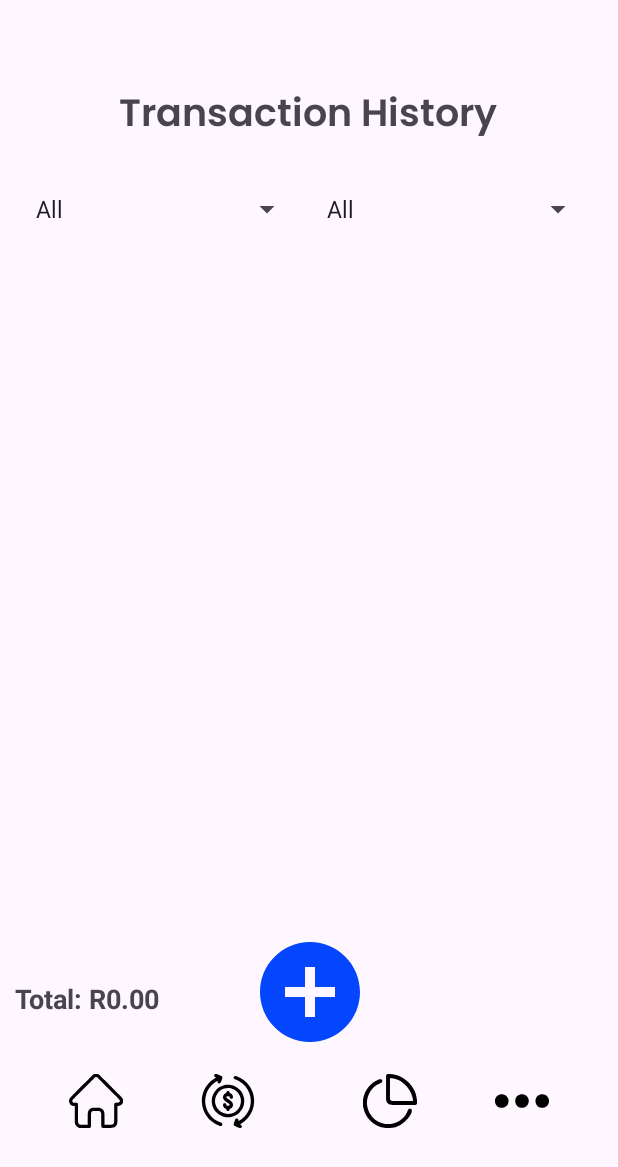
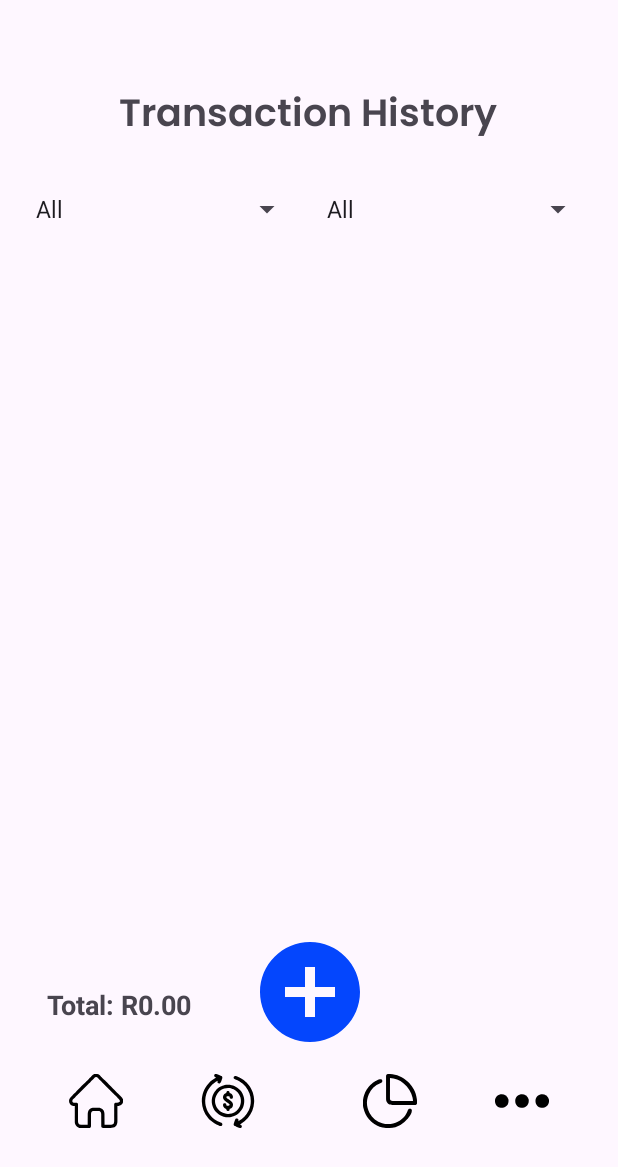
Before and after one commit to KgaladiTumisoSekgoka/VaultWise-Part3, an Android app: the Transactions screen opened directly, with no data from a screen before it, on a phone screen of 412 x 824 dp. Shown: the top 1167 px of the screen. Run offline under Robolectric (Android 15) with nearby library versions, the phone set to English and light mode, and no system bars; our stand-ins replace Room's generated code.

Commit message:
Refactor: Add total expenses by category to the chart view
- Added a new query to `ExpenseDao` to retrieve the total expenses grouped by category for a given user.
- Created a data class `CategoryExpenseTotal` in `ExpenseDao` to hold the category name and its total expense amount.
- Modified the `Chart` activity to fetch expenses by category from the database and display them using `AnyChartView`.
- Updated the `Chart` layout to change the chart title and the visual elements.
- Updated dependencies in `build.gradle` to use `com.google.android.material:material:1.11.0`.
- Removed unnecessary `TextView` from `activity_chart.xml` and improved layout for better visualization.
- Improved `activity_transactions.xml` layout.
- Add logic to setup the chart view.

```diff
--- a/app/build.gradle.kts
+++ b/app/build.gradle.kts
@@ -65,6 +65,7 @@ dependencies {
         exclude(group = "com.android.support")  // Exclude old support libraries
     }
     implementation("androidx.multidex:multidex:2.0.1")
+    implementation("com.google.android.material:material:1.11.0")
 
     // Room dependencies(IIE,2025)
     implementation ("androidx.room:room-runtime:2.7.0")
--- a/app/src/main/java/com/example/loginsignup/data/ExpenseDao.kt
+++ b/app/src/main/java/com/example/loginsignup/data/ExpenseDao.kt
@@ -31,6 +31,19 @@ interface ExpenseDao
     @Query("SELECT SUM(amount) FROM expenses WHERE user_id = :userId AND strftime('%m', date) = :month")
     fun getTotalSpentForMonth(userId: Int, month: String): Double?
 
+    @Query("""
+    SELECT categories.category_name, SUM(expenses.amount) as total
+    FROM expenses
+    INNER JOIN categories ON expenses.category_id = categories.category_id
+    WHERE expenses.user_id = :userId
+    GROUP BY categories.category_id
+""")
+    suspend fun getTotalExpensesByCategory(userId: Int): List<CategoryExpenseTotal>
+    data class CategoryExpenseTotal(
+        val category_name: String,
+        val total: Double
+    )
+
     @Update
     fun updateExpense(expense: Expense)
 
--- a/app/src/main/res/layout/activity_transactions.xml
+++ b/app/src/main/res/layout/activity_transactions.xml
@@ -126,14 +126,16 @@
         android:id="@+id/totalTextView"
         android:layout_width="wrap_content"
         android:layout_height="wrap_content"
-        android:layout_marginEnd="56dp"
-        android:layout_marginBottom="24dp"
+        android:layout_marginStart="16dp"
+        android:layout_marginEnd="28dp"
+        android:layout_marginBottom="20dp"
         android:padding="8dp"
         android:text="Total: R0.00"
         android:textSize="18sp"
         android:textStyle="bold"
         app:layout_constraintBottom_toTopOf="@+id/imageButton13"
-        app:layout_constraintEnd_toStartOf="@+id/imageButton17" />
+        app:layout_constraintEnd_toStartOf="@+id/imageButton17"
+        app:layout_constraintStart_toStartOf="parent" />
 
 
 </androidx.constraintlayout.widget.ConstraintLayout>
```
Also changed, not shown: app/src/main/java/com/example/loginsignup/Chart.kt (+40 -13 lines), app/src/main/res/layout/activity_chart.xml (+20 -21 lines), app/src/main/java/com/example/loginsignup/data/Expense.kt (line endings or trailing spaces).
